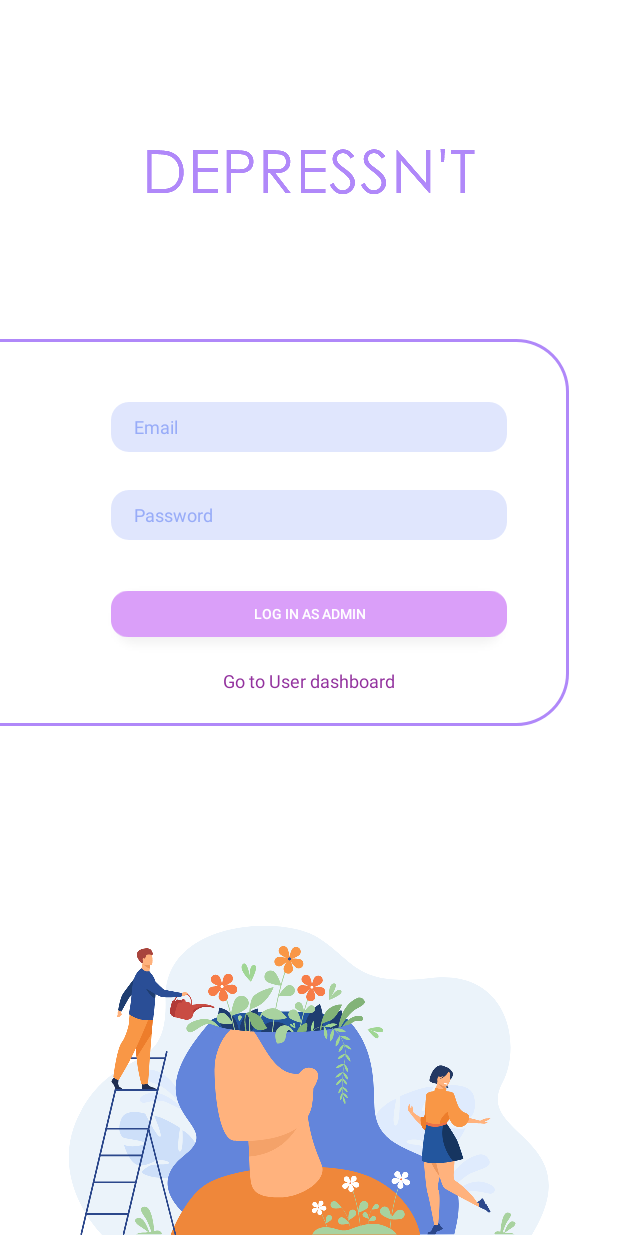
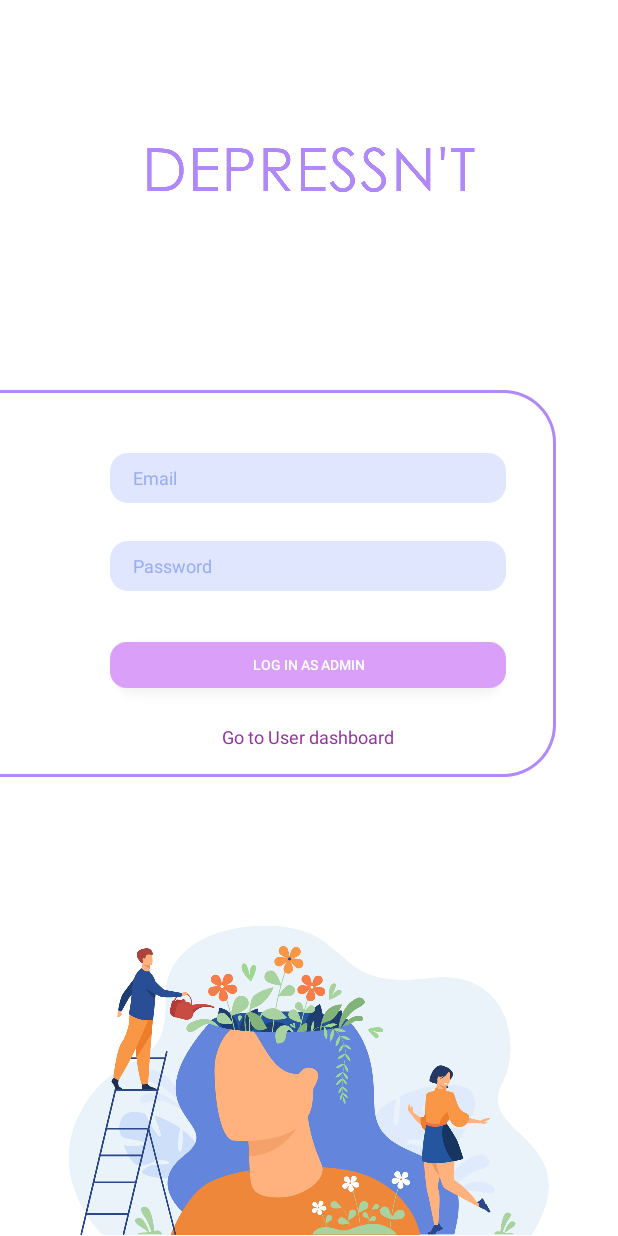
Before and after one commit to alicezxcv/DepressntApp, an Android app: the admin_login screen opened directly, with no data from a screen before it, on a phone screen of 412 x 824 dp. Run offline under Robolectric (Android 15) with nearby library versions, the phone set to English and light mode, and no system bars; our stand-ins replace Firebase (no records; nobody signed in at launch, a user with empty details on screens opened directly).

Commit message:
Resolved
+ Fixed "The youtube but" problem

```diff
--- a/app/src/main/res/layout/activity_admin_login.xml
+++ b/app/src/main/res/layout/activity_admin_login.xml
@@ -1,12 +1,12 @@
 <?xml version="1.0" encoding="utf-8"?>
-<RelativeLayout xmlns:android="http://schemas.android.com/apk/res/android"
+<LinearLayout xmlns:android="http://schemas.android.com/apk/res/android"
     xmlns:app="http://schemas.android.com/apk/res-auto"
     xmlns:tools="http://schemas.android.com/tools"
     android:layout_width="match_parent"
     android:layout_height="match_parent"
     tools:context=".admin_login"
-    android:clipChildren="false">
-
+    android:clipChildren="false"
+    android:orientation="vertical">
 
     <ImageView
         android:id="@+id/title"
@@ -14,24 +14,33 @@
         android:layout_height="wrap_content"
         android:src="@drawable/title"
         android:layout_centerHorizontal="true"
-        android:layout_marginTop="90dp" />
+        android:layout_marginTop="64dp"
+        android:layout_gravity="center"
+        android:layout_weight="1"/>
 
+    <RelativeLayout
+        android:layout_width="wrap_content"
+        android:layout_height="wrap_content"
+        android:layout_below="@id/title"
+        android:gravity="center"
+        android:layout_weight="4">
         <ImageView
             android:id="@+id/holder"
             android:layout_width="wrap_content"
             android:layout_height="wrap_content"
             android:src="@drawable/holder"
-        android:layout_below="@id/title"
-        android:layout_marginTop="88dp"
-        android:layout_marginLeft="-366dp"
-        android:scaleType="centerCrop"/>
-
-
+            android:layout_marginStart="-366dp"
+            android:scaleType="centerCrop"
+            android:paddingEnd="50dp"/>
+        <RelativeLayout
+            android:layout_width="wrap_content"
+            android:layout_height="wrap_content"
+            android:layout_alignParentTop="true"
+            android:layout_centerInParent="true">
             <EditText
                 android:id="@+id/user"
                 android:layout_width="wrap_content"
                 android:layout_height="wrap_content"
-        android:layout_alignTop="@id/holder"
                 android:layout_centerHorizontal="true"
                 android:layout_marginTop="42dp"
                 android:background="@drawable/user"
@@ -40,8 +49,7 @@
                 android:maxLines="1"
                 android:paddingLeft="15dp"
                 android:textColorHint="@color/purple_blue"
-        android:textSize="12dp" />
-
+                android:textSize="12dp"/>
             <EditText
                 android:id="@+id/pass"
                 android:layout_width="wrap_content"
@@ -55,9 +63,7 @@
                 android:paddingLeft="15dp"
                 android:textColorHint="@color/purple_blue"
                 android:textSize="12dp"
-        android:maxLines="1"
-        />
-
+                android:maxLines="1"/>
             <Button
                 android:id="@+id/adminloginbtn"
                 android:layout_width="wrap_content"
@@ -70,37 +76,35 @@
                 android:textScaleX="0.65"
                 android:text="Log in as admin"
                 android:textColor="@color/white"/>
-
             <ImageView
                 android:layout_width="wrap_content"
                 android:layout_height="wrap_content"
                 android:layout_centerHorizontal="true"
                 android:background="@drawable/admin_shadow"
                 android:layout_below="@id/pass"
-        android:layout_marginTop="27dp"
-        />
-
+                android:layout_marginTop="27dp"/>
             <TextView
                 android:id="@+id/goto_user"
                 android:layout_width="wrap_content"
                 android:layout_height="wrap_content"
                 android:layout_centerHorizontal="true"
                 android:layout_below="@id/adminloginbtn"
-        android:layout_marginTop="12dp"
+                android:layout_marginTop="15dp"
                 android:text="Go to User dashboard"
                 android:textSize="12sp"
                 android:textAllCaps="false"
                 android:textColor="@color/CTA_purple"
                 android:clickable="true"
-        android:onClick="onClick1"
-        />
+                android:onClick="onClick1"/>
+        </RelativeLayout>
+    </RelativeLayout>
 
     <ImageView
+        android:id="@+id/login_illus"
         android:layout_width="wrap_content"
         android:layout_height="wrap_content"
-        android:layout_centerHorizontal="true"
-        android:layout_alignParentBottom="true"
-        android:scaleType="centerInside"
-        android:src="@drawable/illus"/>
-
-</RelativeLayout>
+        android:layout_gravity="center"
+        android:scaleType="fitEnd"
+        android:background="@drawable/illus"
+        android:layout_weight="0"/>
+</LinearLayout>
--- a/app/src/main/res/layout/activity_main.xml
+++ b/app/src/main/res/layout/activity_main.xml
@@ -25,8 +25,7 @@
         android:layout_height="wrap_content"
         android:layout_below="@id/title"
         android:gravity="center"
-        android:layout_weight="2"
-        >
+        android:layout_weight="4">
 
         <ImageView
             android:id="@+id/holder"
@@ -100,7 +99,7 @@
                 android:layout_height="wrap_content"
                 android:layout_centerHorizontal="true"
                 android:layout_below="@id/googleSignInBtn"
-                android:layout_marginTop="14dp"
+                android:layout_marginTop="28dp"
                 android:layout_marginBottom="14dp"
                 android:text= "Go to admin dashboard"
                 android:textSize="12sp"
```
Lines whose indentation alone changed are shown as unchanged.
